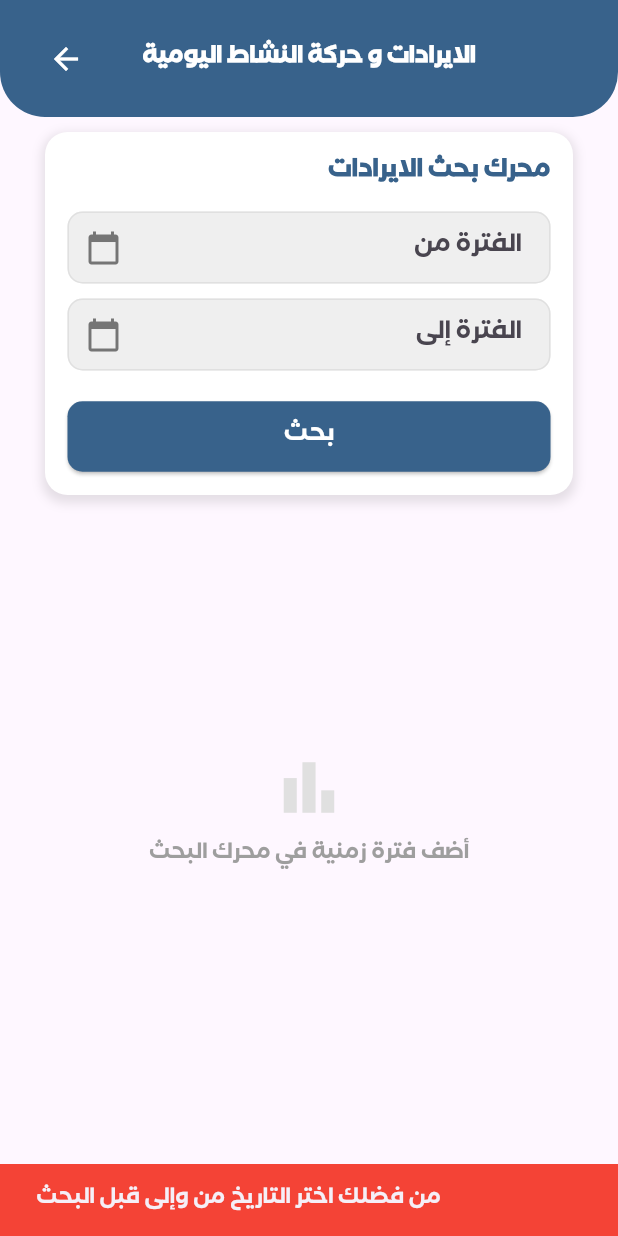
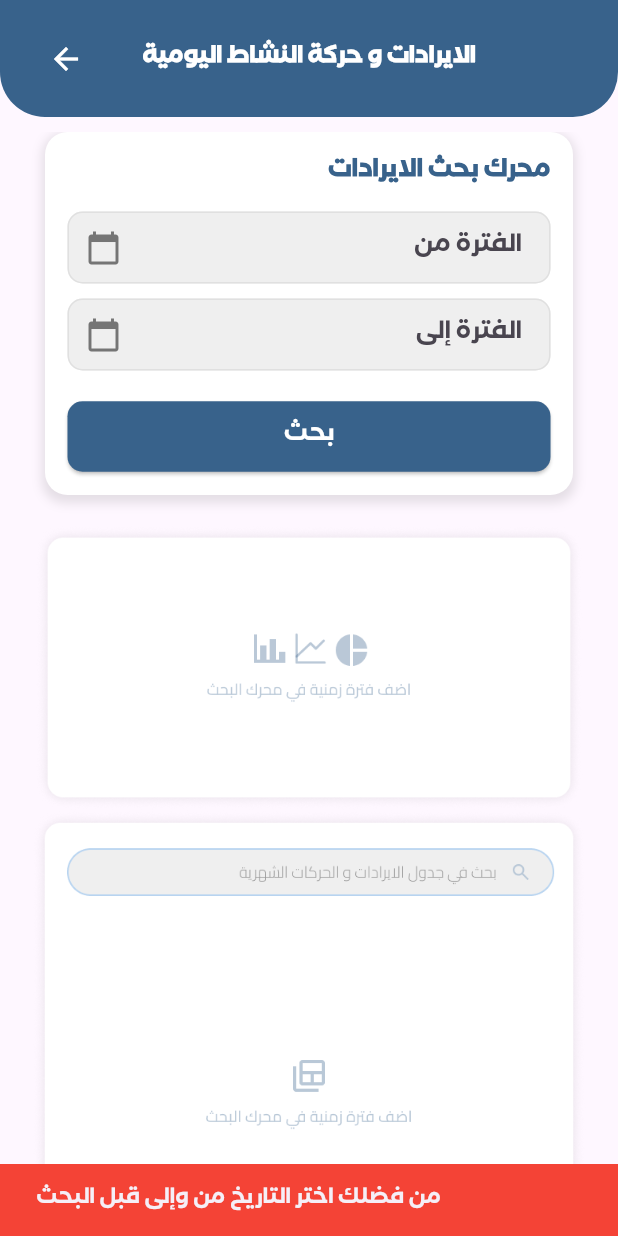
Before and after one commit to seifyaser/MinistryofTransportationRepo, a Flutter app: the DailyRevenueScreen screen opened by its route, after a tap on "بحث", on a phone screen of 412 x 824 dp. Run offline on Flutter 3.47's test engine with Material 3 defaults, Android fonts, the phone set to English and light mode, and no system bars; our stand-ins replace fl_chart, flutter_svg.

```diff
--- a/lib/Presentation/mothlyRevenuePage/monthlyRevenueScreen.dart
+++ b/lib/Presentation/mothlyRevenuePage/monthlyRevenueScreen.dart
@@ -49,6 +49,7 @@ class _MonthlyRevenueScreenState extends State<MonthlyRevenueScreen> {
 
                   const SizedBox(height: 20),
 
+   // ... spread operator
                   if (_showResults) ...[
                     RevenueTypeSwitch(
                       showRevenuePercentage: _showRevenuePercentage,
--- a/lib/Widgets/CustomDatefield.dart
+++ b/lib/Widgets/CustomDatefield.dart
@@ -41,8 +41,8 @@ class CustomDateField extends StatelessWidget {
         DateTime? pickedDate = await showDatePicker(
           context: context,
           initialDate: DateTime.now(),
-          firstDate: DateTime(2000),
-          lastDate: DateTime(2101),
+          firstDate: DateTime(2020),
+          lastDate: DateTime(2030),
         );
         if (pickedDate != null) {
           controller.text = "${pickedDate.year}-${pickedDate.month}-${pickedDate.day}";
--- a/lib/Widgets/ShowEmptyWidget.dart
+++ b/lib/Widgets/ShowEmptyWidget.dart
@@ -1,4 +1,5 @@
 import 'package:flutter/material.dart';
+import 'package:flutter_svg/svg.dart';
 
 class Showemptywidget extends StatelessWidget {
   const Showemptywidget({super.key});
@@ -7,13 +8,13 @@ class Showemptywidget extends StatelessWidget {
   Widget build(BuildContext context) {
     return  Column(
                       children: [
-                        SizedBox(height: 150),
-                        Icon(Icons.bar_chart, size: 50, color: Colors.grey[300]),
-                        SizedBox(height: 10),
-                        Text(
-                          "أضف فترة زمنية في محرك البحث",
-                          style: TextStyle(color: Colors.grey),
-                        ),
+                      //  SizedBox(height: 150),
+                      Image.asset('assets/EmptyForVisiblty.png',
+                      height: 190,
+                      ),
+                       Image.asset('assets/EmptyForVisibilty2.png',
+                      height: 380,
+                      ),
                       ],
                     );
   }
--- a/lib/utils/visibilityHelper.dart
+++ b/lib/utils/visibilityHelper.dart
@@ -8,7 +8,6 @@ class SearchHelper {
   }) {
     if (from.isEmpty || to.isEmpty) {
       ScaffoldMessenger.of(context)
-        ..removeCurrentSnackBar()
         ..showSnackBar(SnackBar(
           content: Text('من فضلك اختر التاريخ من وإلى قبل البحث'),
           backgroundColor: Colors.red,
```
Also changed, not shown: assets/EmptyForVisibilty2.png (added), assets/EmptyForVisiblity.svg (added), assets/EmptyForVisiblty.png (added).
